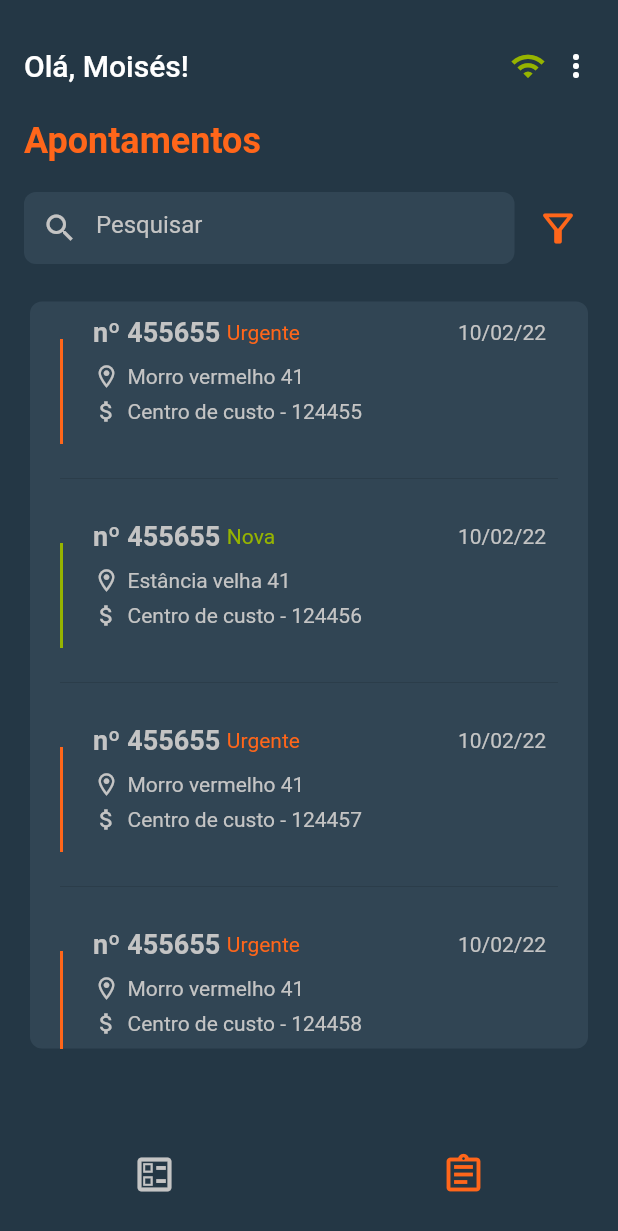
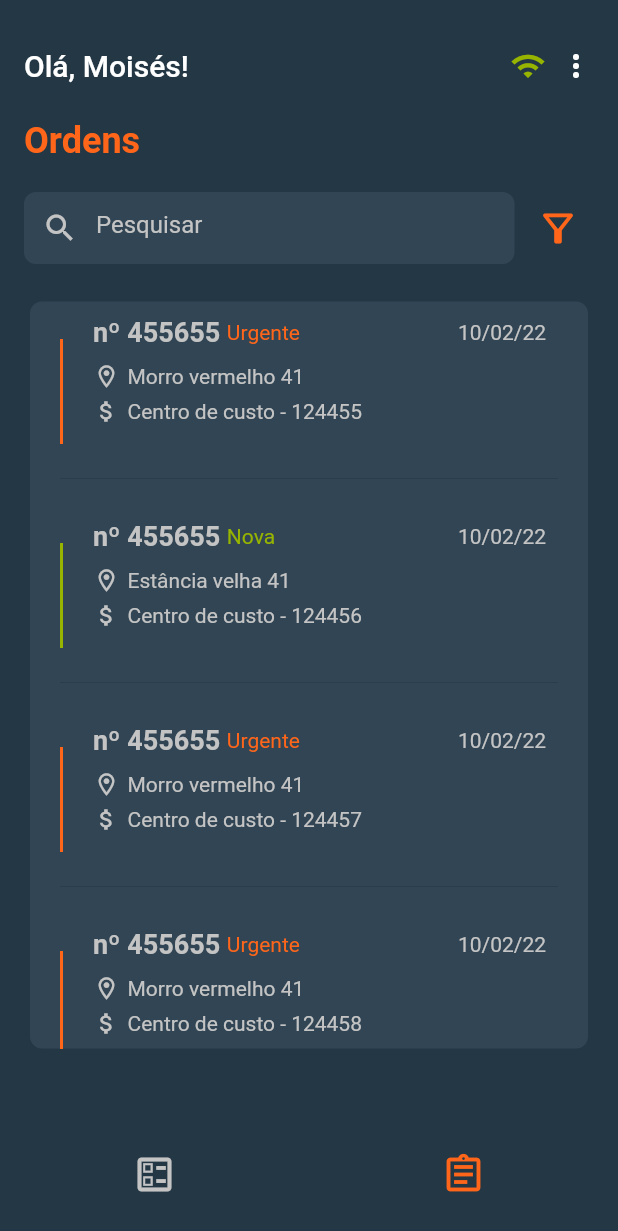
Before and after one commit to gnrfilipe04/atvos_agricola_flutter, a Flutter app: the screen it shows after launch, item 2 of the bottom bar chosen, on a phone screen of 412 x 824 dp. Shown: the top 1231 px of the screen. Run offline on Flutter 3.47's test engine with Material 2 defaults, Android fonts, the phone set to English and light mode, and no system bars; our stand-ins replace flutter_mobx, mobx, shared_preferences; generated files the repository leaves out were written again.

Commit message:
:sparkles: add dynamic title page

```diff
--- a/lib/screens/Home/home.dart
+++ b/lib/screens/Home/home.dart
@@ -153,7 +153,7 @@ class _HomeState extends State<Home> {
     return (Column(
       crossAxisAlignment: CrossAxisAlignment.start,
       children: [
-        _titleScreen(context),
+        _titleScreen(context, 'Apontamentos'),
         _sectionSearch(context),
         ListCard(
           listCard: controller.filterModelInstance.notesFiltered,
@@ -167,7 +167,7 @@ class _HomeState extends State<Home> {
     return Column(
       crossAxisAlignment: CrossAxisAlignment.start,
       children: [
-        _titleScreen(context),
+        _titleScreen(context, 'Ordens'),
         _sectionSearch(context),
         ListCard(
           listCard: orders,
@@ -177,11 +177,11 @@ class _HomeState extends State<Home> {
     );
   }
 
-  _titleScreen(BuildContext context) {
+  _titleScreen(BuildContext context, String text) {
     return (Padding(
       padding: const EdgeInsets.symmetric(vertical: 20, horizontal: 16),
       child: Text(
-        'Apontamentos',
+        text,
         textAlign: TextAlign.left,
         style: TextStyle(
             fontWeight: FontWeight.bold,
```
